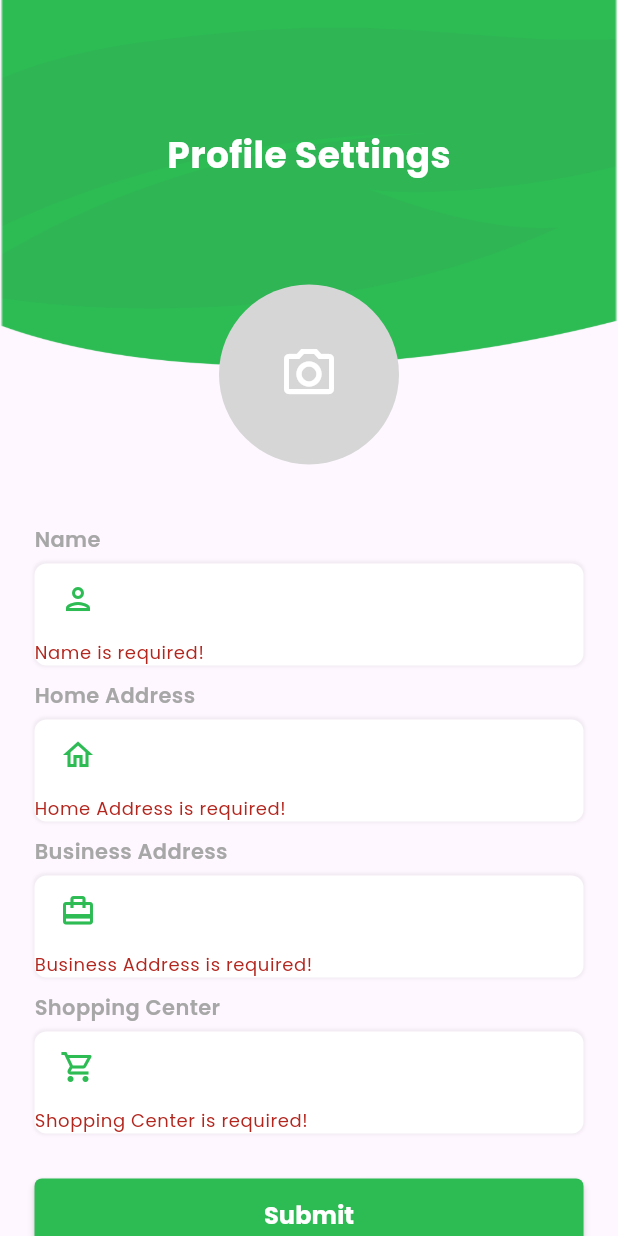
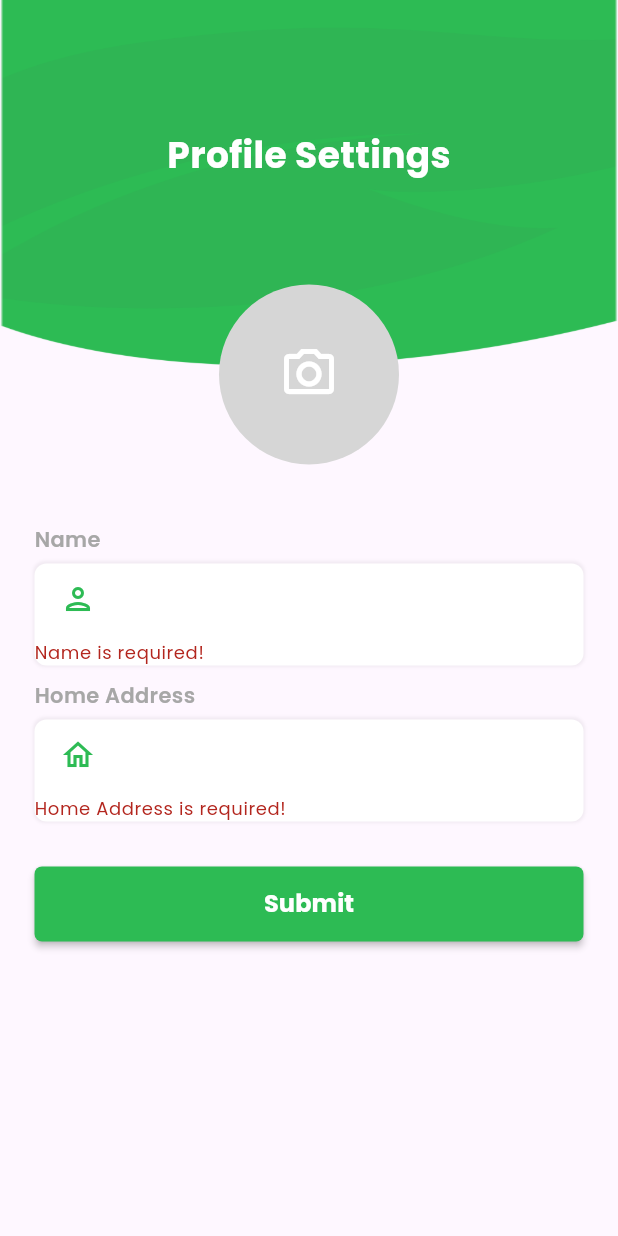
Before and after one commit to helviz/metroshuttle, a Flutter app: the ProfileSettingScreen screen opened directly, after a tap on "Submit", on a phone screen of 412 x 824 dp. Run offline on Flutter 3.47's test engine with Material 3 defaults, Android fonts, the phone set to English and light mode, and no system bars; our stand-ins replace cloud_firestore, firebase_auth, firebase_core, firebase_storage, flutter_animate, flutter_credit_card and 9 more; missing offline and left inert: fl_country_code_picker, flutter_google_places, google_maps_webservice, google_place; accounts and stored records are empty.

Commit message:
correction on the profile settings

```diff
--- a/lib/views/profile_settings.dart
+++ b/lib/views/profile_settings.dart
@@ -19,10 +19,11 @@ class ProfileSettingScreen extends StatefulWidget {
 }
 
 class _ProfileSettingScreenState extends State<ProfileSettingScreen> {
-  TextEditingController nameController = TextEditingController();
+  TextEditingController parentnameController = TextEditingController();
+  TextEditingController parentcontactController = TextEditingController();
   TextEditingController homeController = TextEditingController();
-  TextEditingController businessController = TextEditingController();
-  TextEditingController shopController = TextEditingController();
+  // TextEditingController businessController = TextEditingController();
+  // TextEditingController shopController = TextEditingController();
   GlobalKey<FormState> formKey = GlobalKey<FormState>();
   AuthController authController = Get.find<AuthController>();
 
@@ -30,8 +31,8 @@ class _ProfileSettingScreenState extends State<ProfileSettingScreen> {
   File? selectedImage;
 
   late LatLng homeAddress;
-  late LatLng businessAddress;
-  late LatLng shoppingAddress;
+  // late LatLng businessAddress;
+  // late LatLng shoppingAddress;
   getImage(ImageSource source) async {
     final XFile? image = await _picker.pickImage(source: source);
     if (image != null) {
@@ -101,7 +102,7 @@ class _ProfileSettingScreenState extends State<ProfileSettingScreen> {
                   child: Column(
                     children: [
                       TextFieldWidget(
-                          'Name', Icons.person_outlined, nameController,(String? input){
+                          'Name', Icons.person_outlined, parentnameController,(String? input){
 
                             if(input!.isEmpty){
                               return 'Name is required!';
@@ -138,46 +139,46 @@ class _ProfileSettingScreenState extends State<ProfileSettingScreen> {
 
 
                       },readOnly: true),
-                      const SizedBox(
-                        height: 10,
-                      ),
-                      TextFieldWidget('Business Address', Icons.card_travel,
-                          businessController,(String? input){
-                            if(input!.isEmpty){
-                              return 'Business Address is required!';
-                            }
+                //       const SizedBox(
+                //         height: 10,
+                //       ),
+                //       TextFieldWidget('Business Address', Icons.card_travel,
+                //           businessController,(String? input){
+                //             if(input!.isEmpty){
+                //               return 'Business Address is required!';
+                //             }
+                //
+                //             return null;
+                //           },onTap: ()async{
+                //             Prediction? p = await  authController.showGoogleAutoComplete(context);
+                //
+                //            /// now let's translate this selected address and convert it to latlng obj
+                //
+                //             businessAddress = await authController.buildLatLngFromAddress(p!.description!);
+                //             businessController.text = p.description!;
+                //             ///store this information into firebase together once update is clicked
+                //
+                //           },readOnly: true),
+                //       const SizedBox(
+                //         height: 10,
+                //       ),
+                //       TextFieldWidget('Shopping Center',
+                //           Icons.shopping_cart_outlined, shopController,(String? input){
+                //             if(input!.isEmpty){
+                //               return 'Shopping Center is required!';
+                //             }
+                //
+                //             return null;
+                //           },onTap: ()async{
+                // Prediction? p = await  authController.showGoogleAutoComplete(context);
+                //
+                // /// now let's translate this selected address and convert it to latlng obj
+                //
+                // shoppingAddress = await authController.buildLatLngFromAddress(p!.description!);
+                // shopController.text = p.description!;
+                // ///store this information into firebase together once update is clicked
 
-                            return null;
-                          },onTap: ()async{
-                            Prediction? p = await  authController.showGoogleAutoComplete(context);
-
-                           /// now let's translate this selected address and convert it to latlng obj
-
-                            businessAddress = await authController.buildLatLngFromAddress(p!.description!);
-                            businessController.text = p.description!;
-                            ///store this information into firebase together once update is clicked
-
-                          },readOnly: true),
-                      const SizedBox(
-                        height: 10,
-                      ),
-                      TextFieldWidget('Shopping Center',
-                          Icons.shopping_cart_outlined, shopController,(String? input){
-                            if(input!.isEmpty){
-                              return 'Shopping Center is required!';
-                            }
-
-                            return null;
-                          },onTap: ()async{
-                Prediction? p = await  authController.showGoogleAutoComplete(context);
-
-                /// now let's translate this selected address and convert it to latlng obj
-
-                shoppingAddress = await authController.buildLatLngFromAddress(p!.description!);
-                shopController.text = p.description!;
-                ///store this information into firebase together once update is clicked
-
-                },readOnly: true),
+                // },readOnly: true),
                       const SizedBox(
                         height: 30,
                       ),
```
